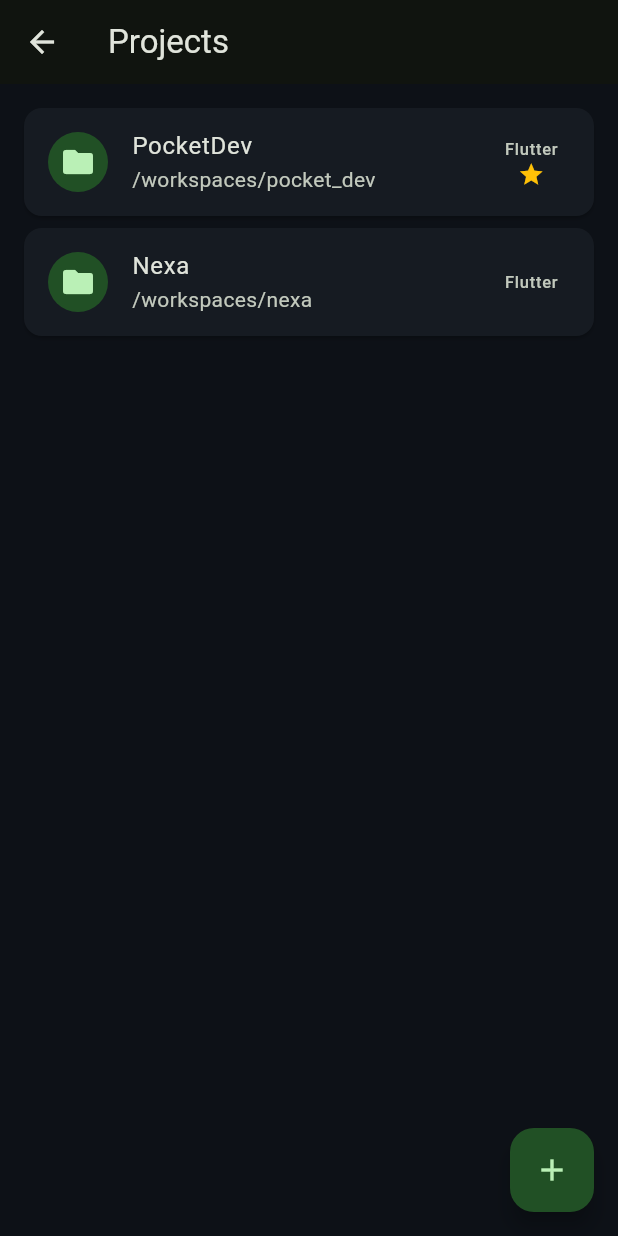
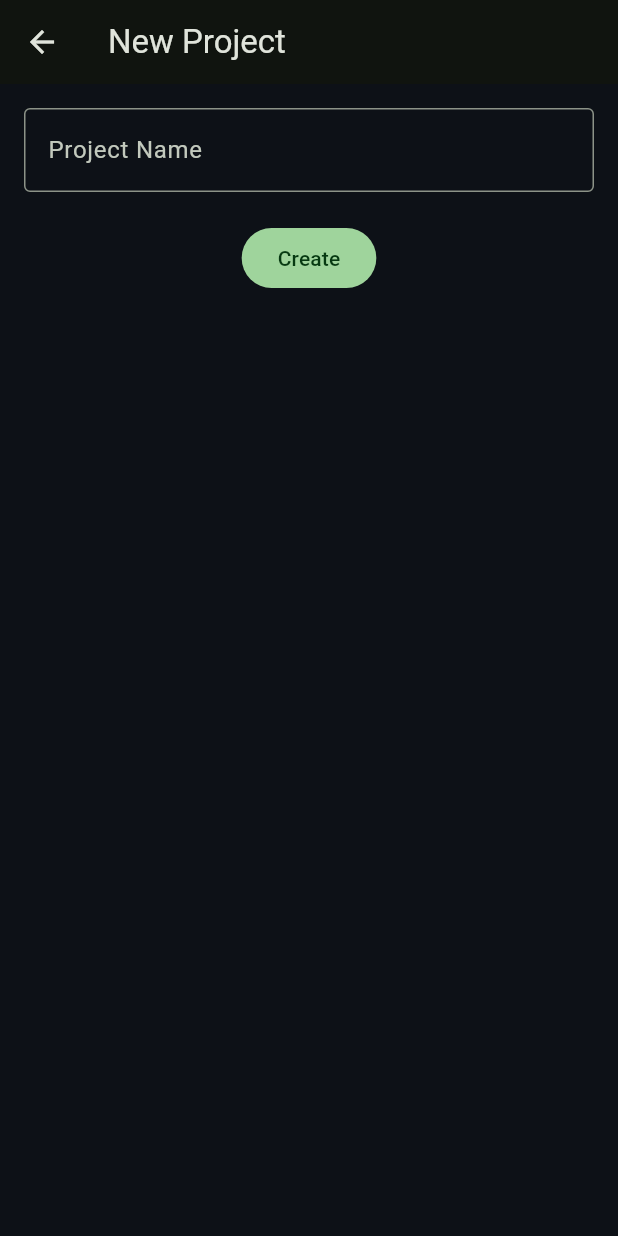
Before and after one commit to 2ed-code/pocket-dev, a Flutter app: the ProjectsPage screen opened directly, after a tap on the "add" icon, on a phone screen of 412 x 824 dp. Run offline on Flutter 3.47's test engine with Material 3 defaults, Android fonts, the phone set to English and light mode, and no system bars.

Commit message:
Add new project page

```diff
--- /dev/null
+++ b/lib/features/new_project/new_project_page.dart
@@ -0,0 +1,48 @@
+import 'package:flutter/material.dart';
+
+class NewProjectPage extends StatefulWidget {
+  const NewProjectPage({super.key});
+
+  @override
+  State<NewProjectPage> createState() => _NewProjectPageState();
+}
+
+class _NewProjectPageState extends State<NewProjectPage> {
+  final controller = TextEditingController();
+
+  @override
+  Widget build(BuildContext context) {
+    return Scaffold(
+      appBar: AppBar(
+        title: const Text("New Project"),
+      ),
+      body: Padding(
+        padding: const EdgeInsets.all(16),
+        child: Column(
+          children: [
+            TextField(
+              controller: controller,
+              decoration: const InputDecoration(
+                labelText: "Project Name",
+                border: OutlineInputBorder(),
+              ),
+            ),
+            const SizedBox(height: 20),
+            FilledButton(
+              onPressed: () {
+                ScaffoldMessenger.of(context).showSnackBar(
+                  SnackBar(
+                    content: Text(
+                      "Soon: ${controller.text}",
+                    ),
+                  ),
+                );
+              },
+              child: const Text("Create"),
+            ),
+          ],
+        ),
+      ),
+    );
+  }
+}
--- a/lib/features/projects/projects_page.dart
+++ b/lib/features/projects/projects_page.dart
@@ -1,5 +1,6 @@
 import 'package:flutter/material.dart';
 import '../../core/data/projects.dart';
+import '../new_project/new_project_page.dart';
 
 class ProjectsPage extends StatelessWidget {
   const ProjectsPage({super.key});
@@ -7,46 +8,29 @@ class ProjectsPage extends StatelessWidget {
   @override
   Widget build(BuildContext context) {
     return Scaffold(
-      appBar: AppBar(
-        title: const Text("Projects"),
+      appBar: AppBar(title: const Text("Projects")),
+      floatingActionButton: FloatingActionButton(
+        child: const Icon(Icons.add),
+        onPressed: () {
+          Navigator.push(
+            context,
+            MaterialPageRoute(
+              builder: (_) => const NewProjectPage(),
             ),
-      floatingActionButton: FloatingActionButton(
-        onPressed: () {},
-        child: const Icon(Icons.add),
+          );
+        },
       ),
-      body: projects.isEmpty
-          ? const Center(
-              child: Text(
-                "No projects yet",
-                style: TextStyle(fontSize: 18),
-              ),
-            )
-          : ListView.builder(
-              padding: const EdgeInsets.all(12),
+      body: ListView.builder(
         itemCount: projects.length,
         itemBuilder: (context, index) {
           final p = projects[index];
 
           return Card(
-                  color: const Color(0xFF161B22),
             child: ListTile(
-                    leading: const CircleAvatar(
-                      child: Icon(Icons.folder),
-                    ),
+              leading: const Icon(Icons.folder),
               title: Text(p.name),
               subtitle: Text(p.path),
-                    trailing: Column(
-                      mainAxisAlignment: MainAxisAlignment.center,
-                      children: [
-                        Text(p.language),
-                        if (p.favorite)
-                          const Icon(
-                            Icons.star,
-                            color: Colors.amber,
-                            size: 18,
-                          ),
-                      ],
-                    ),
+              trailing: Text(p.language),
             ),
           );
         },
```
Lines whose indentation alone changed are shown as unchanged.
